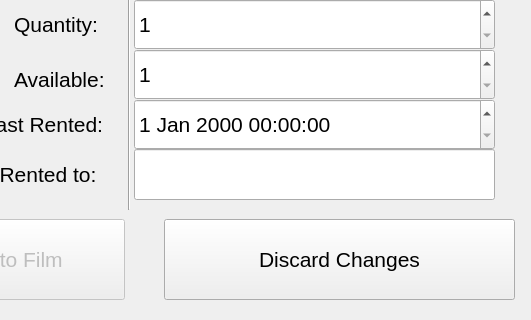
Before: the Qt Designer form rentalsform.ui in Babkock/VideoStore, drawn with Qt 5; both pictures show x 226 to 757 and y 331 to 651 of the 757 by 651 pixel window.
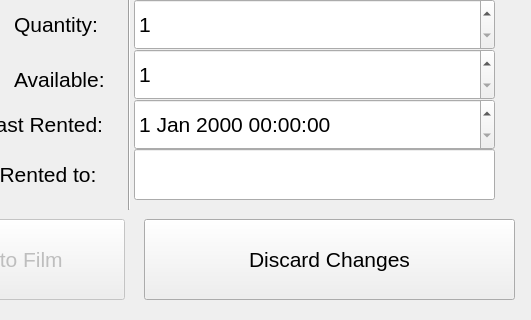
After: the same form once the commit is applied.

Patch:
```diff
--- a/rentalsform.ui
+++ b/rentalsform.ui
@@ -10,6 +10,18 @@
     <height>651</height>
    </rect>
   </property>
+  <property name="minimumSize">
+   <size>
+    <width>757</width>
+    <height>651</height>
+   </size>
+  </property>
+  <property name="maximumSize">
+   <size>
+    <width>757</width>
+    <height>651</height>
+   </size>
+  </property>
   <property name="windowTitle">
    <string>MainWindow</string>
   </property>
@@ -460,9 +472,9 @@
    <widget class="QPushButton" name="rentalsDiscardChanges">
     <property name="geometry">
      <rect>
-      <x>390</x>
+      <x>370</x>
       <y>550</y>
-      <width>351</width>
+      <width>371</width>
       <height>81</height>
      </rect>
     </property>
```
